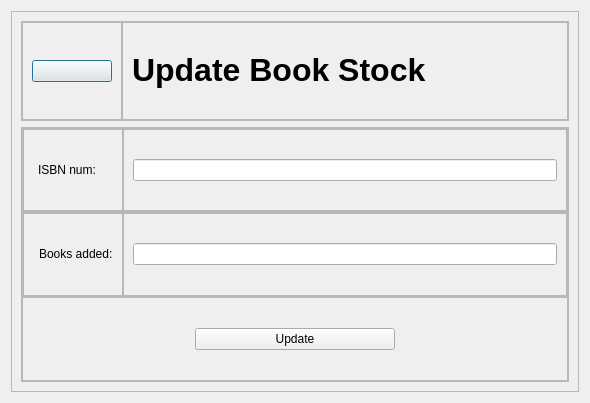
First picture: the form in updatebook.ui, repository aavashlamichhane/LibMan, before the edit.
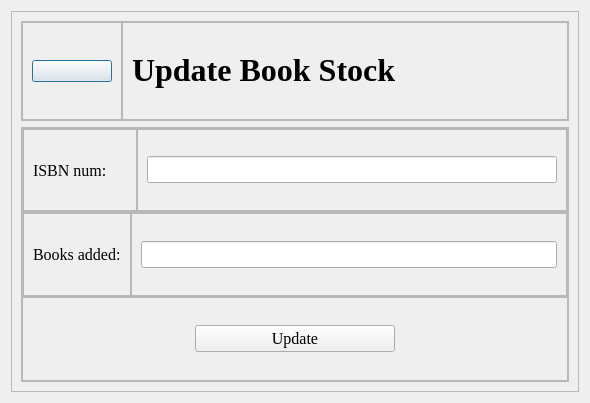
Second picture: the form after the edit. Icons and pictures are not drawn.

```diff
--- a/updatebook.ui
+++ b/updatebook.ui
@@ -105,6 +105,13 @@
            <layout class="QHBoxLayout" name="horizontalLayout_4">
             <item>
              <widget class="QLabel" name="label_name">
+              <property name="font">
+               <font>
+                <family>Times New Roman</family>
+                <pointsize>24</pointsize>
+                <bold>true</bold>
+               </font>
+              </property>
               <property name="text">
                <string>&lt;html&gt;&lt;head/&gt;&lt;body&gt;&lt;p&gt;&lt;span style=&quot; font-size:24pt; font-weight:700;&quot;&gt;Update Book Stock&lt;/span&gt;&lt;/p&gt;&lt;/body&gt;&lt;/html&gt;</string>
               </property>
@@ -193,6 +200,12 @@
                    <height>40</height>
                   </size>
                  </property>
+                 <property name="font">
+                  <font>
+                   <family>Times New Roman</family>
+                   <pointsize>12</pointsize>
+                  </font>
+                 </property>
                  <property name="text">
                   <string>ISBN num:     </string>
                  </property>
@@ -214,7 +227,14 @@
               </property>
               <layout class="QVBoxLayout" name="verticalLayout_3">
                <item>
-                <widget class="QLineEdit" name="lineEdit_num"/>
+                <widget class="QLineEdit" name="lineEdit_num">
+                 <property name="font">
+                  <font>
+                   <family>Times New Roman</family>
+                   <pointsize>12</pointsize>
+                  </font>
+                 </property>
+                </widget>
                </item>
               </layout>
              </widget>
@@ -275,6 +295,12 @@
                    <height>40</height>
                   </size>
                  </property>
+                 <property name="font">
+                  <font>
+                   <family>Times New Roman</family>
+                   <pointsize>12</pointsize>
+                  </font>
+                 </property>
                  <property name="text">
                   <string>Books added:</string>
                  </property>
@@ -296,7 +322,14 @@
               </property>
               <layout class="QVBoxLayout" name="verticalLayout_4">
                <item>
-                <widget class="QLineEdit" name="lineEdit_copy"/>
+                <widget class="QLineEdit" name="lineEdit_copy">
+                 <property name="font">
+                  <font>
+                   <family>Times New Roman</family>
+                   <pointsize>12</pointsize>
+                  </font>
+                 </property>
+                </widget>
                </item>
               </layout>
              </widget>
@@ -321,6 +354,12 @@
                 <height>16777215</height>
                </size>
               </property>
+              <property name="font">
+               <font>
+                <family>Times New Roman</family>
+                <pointsize>12</pointsize>
+               </font>
+              </property>
               <property name="text">
                <string>Update</string>
               </property>
```
